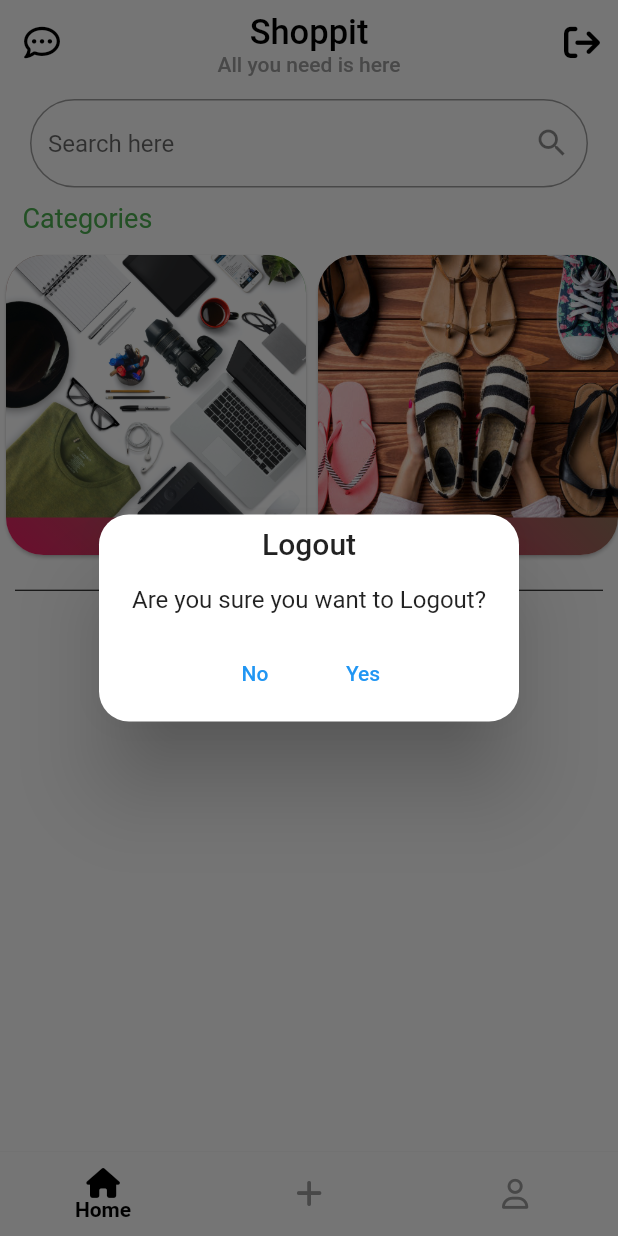
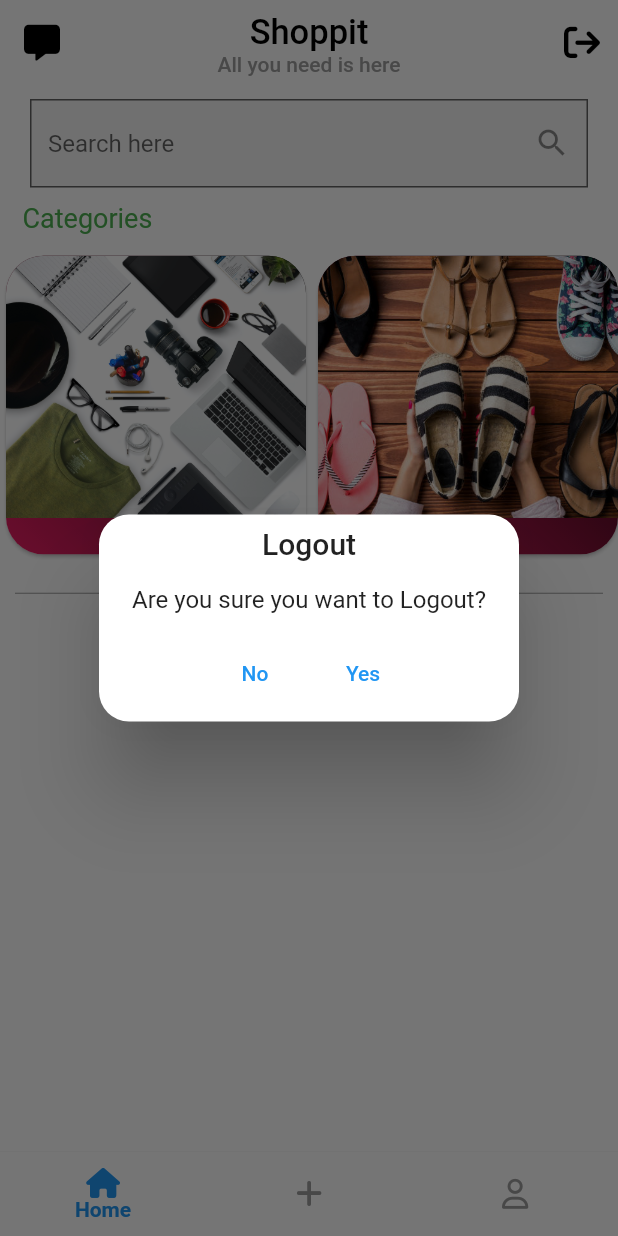
Before and after one commit to Fayzzi/FlutterFire-ecommerce-, a Flutter app: the screen it shows once a user with an empty profile is signed in, after a tap on an icon or button, on a phone screen of 412 x 824 dp. Run offline on Flutter 3.47's test engine with Material 2 defaults, Android fonts, the phone set to English and light mode, and no system bars; our stand-ins replace cached_network_image, cloud_firestore, firebase_auth, firebase_core, firebase_storage, font_awesome_flutter and 6 more; accounts and stored records are empty.

Commit message:
flutterFire ecommerce

```diff
--- a/lib/AuthServics/AuthServics.dart
+++ b/lib/AuthServics/AuthServics.dart
@@ -83,7 +83,7 @@ class AuthSevices {
                 .set({
               "Username": user.displayName,
               'Email': user.email,
-              'uid': user.id,
+              'uid': user1.uid,
               "Password": '',
               "Profile Picture": user.photoUrl,
               'Date Joined': DateTime.now(),
--- a/lib/BottomnavigationBar/BottomnavigationBar.dart
+++ b/lib/BottomnavigationBar/BottomnavigationBar.dart
@@ -69,7 +69,8 @@ class _BottomNavigationBarWidgetState extends State<BottomNavigationBarWidget>
                 )),
             bottomNavigationBar: Obx(
               () => BottomNavigationBar(
-                selectedItemColor: Colors.black,
+                type: BottomNavigationBarType.fixed,
+                selectedItemColor: Colors.blue,
                 showSelectedLabels: true,
                elevation: 1,
                 unselectedItemColor: Colors.grey,
--- a/lib/Screens/AdminPanel/AdminPanel.dart
+++ b/lib/Screens/AdminPanel/AdminPanel.dart
@@ -433,6 +433,7 @@ class _AdminPageState extends State<AdminPage> {
                                                           return SingleChildScrollView(
                                                             scrollDirection:
                                                                 Axis.horizontal,
+                                                            physics: BouncingScrollPhysics(),
                                                             child: Row(
                                                               mainAxisAlignment:
                                                                   MainAxisAlignment
@@ -460,14 +461,17 @@ class _AdminPageState extends State<AdminPage> {
                                                                           150,
                                                                       decoration: BoxDecoration(
                                                                           gradient: const LinearGradient(
-                                                                              begin: Alignment.topRight,
-                                                                              end: Alignment.bottomCenter,
                                                                             colors: [
+                                                                              Colors.pink,
                                                                               Colors.blue,
-                                                                                Colors.green
-                                                                              ]),
-                                                                          borderRadius:
-                                                                              BorderRadius.circular(20)),
+                                                                              Color(0xFF4A00E0)
+                                                                            ],
+                                                                            begin:
+                                                                            Alignment.topRight,
+                                                                            end:
+                                                                            Alignment.bottomLeft,
+                                                                          ),
+                                                                          borderRadius: BorderRadius.circular(20)),
                                                                       child:
                                                                           Center(
                                                                         child:
@@ -524,14 +528,17 @@ class _AdminPageState extends State<AdminPage> {
                                                                           150,
                                                                       decoration: BoxDecoration(
                                                                           gradient: const LinearGradient(
-                                                                              begin: Alignment.topRight,
-                                                                              end: Alignment.bottomCenter,
                                                                             colors: [
+                                                                              Colors.pink,
                                                                               Colors.blue,
-                                                                                Colors.green
-                                                                              ]),
-                                                                          borderRadius:
-                                                                              BorderRadius.circular(20)),
+                                                                              Color(0xFF4A00E0)
+                                                                            ],
+                                                                            begin:
+                                                                            Alignment.topRight,
+                                                                            end:
+                                                                            Alignment.bottomLeft,
+                                                                          ),
+                                                                          borderRadius: BorderRadius.circular(20)),
                                                                       child:
                                                                           Center(
                                                                         child:
@@ -588,12 +595,16 @@ class _AdminPageState extends State<AdminPage> {
                                                                           150,
                                                                       decoration: BoxDecoration(
                                                                           gradient: const LinearGradient(
-                                                                              begin: Alignment.topRight,
-                                                                              end: Alignment.bottomCenter,
                                                                             colors: [
+                                                                              Colors.pink,
                                                                               Colors.blue,
-                                                                                Colors.green
-                                                                              ]),
+                                                                              Color(0xFF4A00E0)
+                                                                            ],
+                                                                            begin:
+                                                                            Alignment.topRight,
+                                                                            end:
+                                                                            Alignment.bottomLeft,
+                                                                          ),
                                                                           borderRadius:
                                                                               BorderRadius.circular(20)),
                                                                       child:
@@ -652,12 +663,16 @@ class _AdminPageState extends State<AdminPage> {
                                                                           150,
                                                                       decoration: BoxDecoration(
                                                                           gradient: const LinearGradient(
-                                                                              begin: Alignment.topRight,
-                                                                              end: Alignment.bottomCenter,
                                                                             colors: [
+                                                                              Colors.pink,
                                                                               Colors.blue,
-                                                                                Colors.green
-                                                                              ]),
+                                                                              Color(0xFF4A00E0)
+                                                                            ],
+                                                                            begin:
+                                                                            Alignment.topRight,
+                                                                            end:
+                                                                            Alignment.bottomLeft,
+                                                                          ),
                                                                           borderRadius:
                                                                               BorderRadius.circular(20)),
                                                                       child:
--- a/lib/Screens/homepage/Homepage.dart
+++ b/lib/Screens/homepage/Homepage.dart
@@ -1,6 +1,7 @@
 import 'package:cached_network_image/cached_network_image.dart';
 import 'package:cloud_firestore/cloud_firestore.dart';
 import 'package:firebase_auth/firebase_auth.dart';
+import 'package:flutter/cupertino.dart';
 import 'package:flutter/material.dart';
 import 'package:font_awesome_flutter/font_awesome_flutter.dart';
 import 'package:get/get.dart';
@@ -28,8 +29,8 @@ class _HomepageState extends State<Homepage> {
   @override
   Widget build(BuildContext context) {
     return Scaffold(
-        backgroundColor: Colors.white,
         appBar: AppBar(
+          backgroundColor: Colors.white,
           title: const Column(
             children: [
               SizedBox(
@@ -64,15 +65,17 @@ class _HomepageState extends State<Homepage> {
                             child: const Text("Yes")),
                       ]);
                 },
-                icon: FaIcon(FontAwesomeIcons.arrowRightFromBracket,color: Colors.black,))
-
+                icon: FaIcon(
+                  FontAwesomeIcons.arrowRightFromBracket,
+                  color: Colors.black,
+                ))
           ],
           leading: IconButton(
               onPressed: () {
                 Get.to(() => AllChatScreen());
               },
               icon: const FaIcon(
-                FontAwesomeIcons.commentDots,
+                FontAwesomeIcons.solidMessage,
                 color: Colors.black,
               )),
         ),
@@ -100,9 +103,11 @@ class _HomepageState extends State<Homepage> {
                               child: TextField(
                             decoration: InputDecoration(
                                 suffixIcon: const Icon(Icons.search),
+                                filled: true,
+                                fillColor: Colors.grey.shade100,
                                 hintText: "Search here",
                                 border: OutlineInputBorder(
-                                    borderRadius: BorderRadius.circular(30))),
+                                    borderRadius: BorderRadius.circular(0))),
                           ))
                         ],
                       ),
@@ -140,13 +145,12 @@ class _HomepageState extends State<Homepage> {
                                 gradient: LinearGradient(
                                     begin: Alignment.topRight,
                                     end: Alignment.bottomLeft,
-                                    colors: [Colors.green, Colors.pink])),
-                            height: 200,
-                            width: 200,
+                                    colors: [Colors.black, Colors.pink])),
                             child: Column(
                               children: [
                                 Container(
                                   height: 175,
+                                  width: 200,
                                   decoration: const BoxDecoration(
                                     borderRadius: BorderRadius.only(
                                         topRight: Radius.circular(25),
@@ -177,18 +181,17 @@ class _HomepageState extends State<Homepage> {
                           shape: RoundedRectangleBorder(
                               borderRadius: BorderRadius.circular(25)),
                           child: Container(
-                            height: 200,
-                            width: 200,
                             decoration: BoxDecoration(
                                 borderRadius: BorderRadius.circular(25),
                                 gradient: LinearGradient(
                                     begin: Alignment.topRight,
                                     end: Alignment.bottomLeft,
-                                    colors: [Colors.green, Colors.pink])),
+                                    colors: [Colors.black, Colors.pink])),
                             child: Column(
                               children: [
                                 Container(
                                   height: 175,
+                                  width: 200,
                                   decoration: const BoxDecoration(
                                     borderRadius: BorderRadius.only(
                                         topRight: Radius.circular(25),
@@ -225,13 +228,12 @@ class _HomepageState extends State<Homepage> {
                                 gradient: LinearGradient(
                                     begin: Alignment.topRight,
                                     end: Alignment.bottomLeft,
-                                    colors: [Colors.green, Colors.pink])),
-                            height: 200,
-                            width: 200,
+                                    colors: [Colors.black, Colors.pink])),
                             child: Column(
                               children: [
                                 Container(
                                   height: 175,
+                                  width: 200,
                                   decoration: const BoxDecoration(
                                     borderRadius: BorderRadius.only(
                                         topRight: Radius.circular(25),
@@ -267,13 +269,13 @@ class _HomepageState extends State<Homepage> {
                                 gradient: LinearGradient(
                                     begin: Alignment.topRight,
                                     end: Alignment.bottomLeft,
-                                    colors: [Colors.green, Colors.pink])),
+                                    colors: [Colors.black, Colors.pink])),
                             height: 200,
-                            width: 200,
                             child: Column(
                               children: [
                                 Container(
                                   height: 175,
+                                  width: 200,
                                   decoration: const BoxDecoration(
                                     borderRadius: BorderRadius.only(
                                         topRight: Radius.circular(25),
@@ -309,13 +311,13 @@ class _HomepageState extends State<Homepage> {
                                 gradient: LinearGradient(
                                     begin: Alignment.topRight,
                                     end: Alignment.bottomLeft,
-                                    colors: [Colors.green, Colors.pink])),
+                                    colors: [Colors.black, Colors.pink])),
                             height: 200,
-                            width: 200,
                             child: Column(
                               children: [
                                 Container(
                                   height: 175,
+                                  width: 200,
                                   decoration: const BoxDecoration(
                                     borderRadius: BorderRadius.only(
                                         topRight: Radius.circular(25),
@@ -351,13 +353,13 @@ class _HomepageState extends State<Homepage> {
                                 gradient: LinearGradient(
                                     begin: Alignment.topRight,
                                     end: Alignment.bottomLeft,
-                                    colors: [Colors.green, Colors.pink])),
+                                    colors: [Colors.black, Colors.pink])),
                             height: 200,
-                            width: 200,
                             child: Column(
                               children: [
                                 Container(
                                   height: 175,
+                                  width: 200,
                                   decoration: const BoxDecoration(
                                     borderRadius: BorderRadius.only(
                                         topRight: Radius.circular(25),
@@ -392,20 +394,23 @@ class _HomepageState extends State<Homepage> {
                       Expanded(
                         child: Divider(
                           thickness: 0.7,
-                          color: Colors.black,
+                          color: Colors.grey,
                         ),
                       ),
                       Padding(
                         padding: EdgeInsets.only(left: 2, right: 2),
                         child: Text(
-                          "Newly Arrived",
-                          style: TextStyle(color: Colors.green, fontSize: 16),
+                          "Featured",
+                          style: TextStyle(
+                              color: Colors.black,
+                              fontWeight: FontWeight.bold,
+                              fontSize: 20),
                         ),
                       ),
                       Expanded(
                         child: Divider(
                           thickness: 0.7,
-                          color: Colors.black,
+                          color: Colors.grey,
                         ),
                       ),
                     ],
--- a/lib/main.dart
+++ b/lib/main.dart
@@ -4,7 +4,6 @@ import 'package:flutter/material.dart';
 import 'package:flutter/services.dart';
 import 'package:get/get.dart';
 import 'package:mad_project_ecommerce/BottomnavigationBar/BottomnavigationBar.dart';
-import 'package:mad_project_ecommerce/SaadProject/HomeScreen.dart';
 
 import 'AuthServics/AuthServics.dart';
 import 'Controllers/controllers.dart';
@@ -33,7 +32,7 @@ class MyApp extends StatelessWidget {
       theme: ThemeData(
           scaffoldBackgroundColor: Colors.white,
           appBarTheme: const AppBarTheme(
-              elevation: 0, backgroundColor: Colors.white, centerTitle: true)),
+              elevation: 0.0, backgroundColor: Colors.white, centerTitle: true)),
       home: StreamBuilder(
         stream: FirebaseAuth.instance.authStateChanges(),
         builder: (context, snapshot) {
```
Also changed, not shown: lib/Screens/ChatScreen/AllChatScreen/Allchatscreen.dart (+28 -21 lines), lib/Screens/GridViewHelper/Helper.dart (+8 -4 lines), lib/Screens/ProductDetailsPage/DetailsPage.dart (+5 -5 lines). Lines whose indentation alone changed are shown as unchanged.
